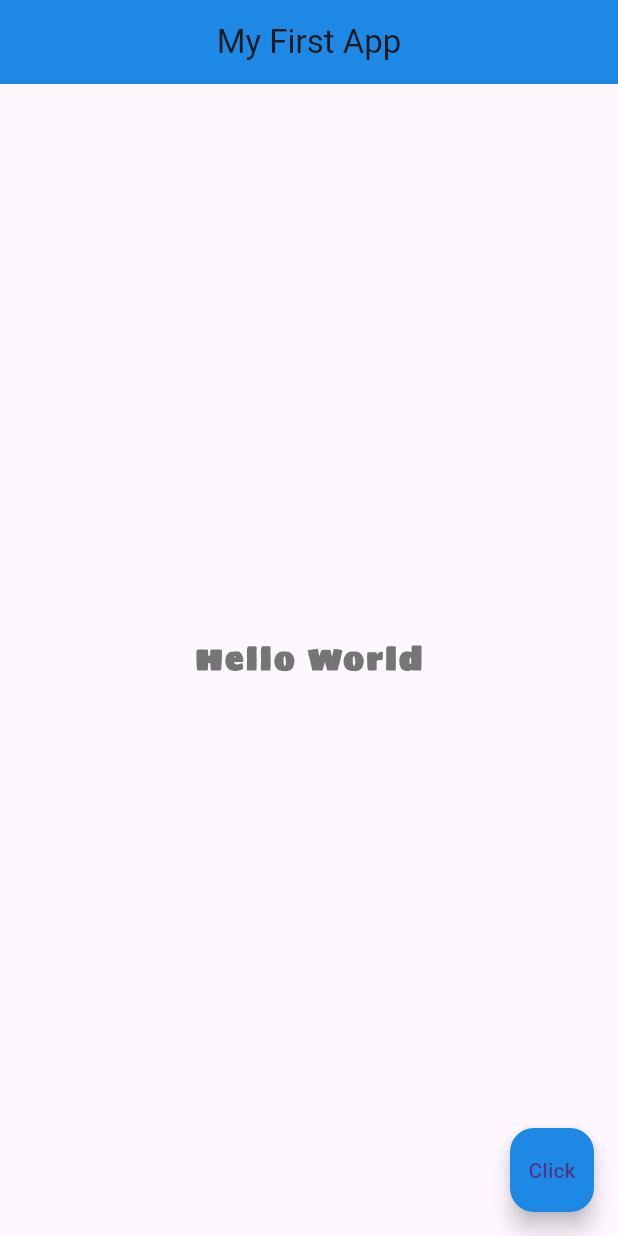
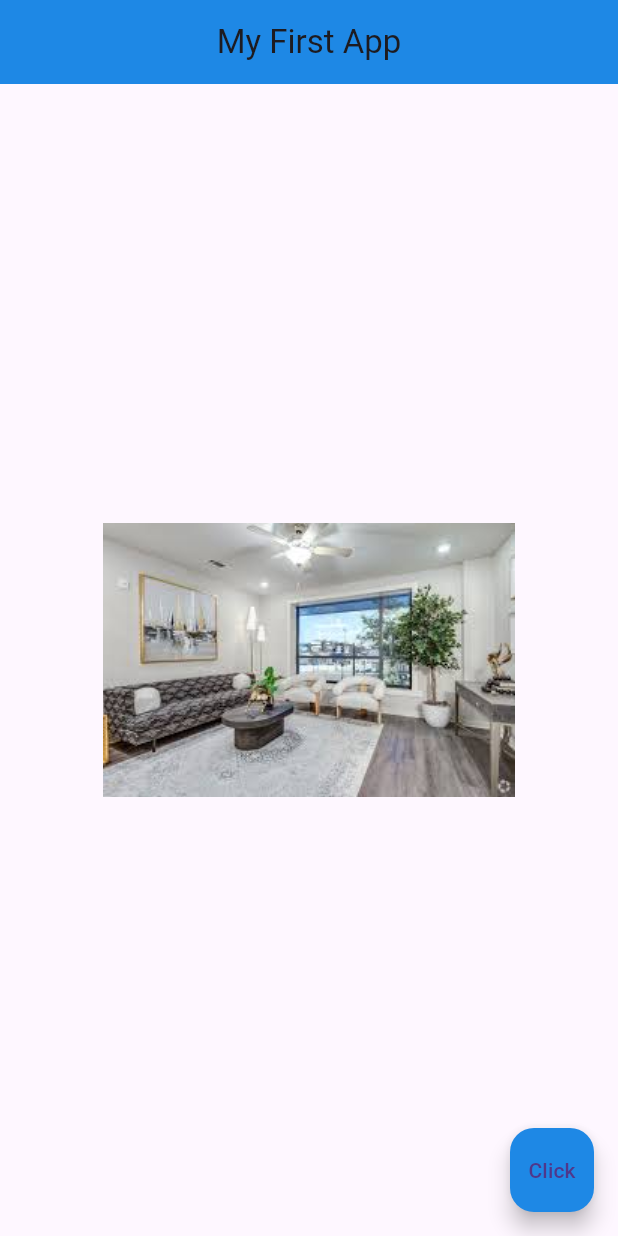
Before and after one commit to Y-elv/flutter_playground, a Flutter app: the screen it shows after launch, on a phone screen of 412 x 824 dp. Run offline on Flutter 3.47's test engine with Material 3 defaults, Android fonts, the phone set to English and light mode, and no system bars.

```diff
--- a/lib/main.dart
+++ b/lib/main.dart
@@ -1,29 +1,43 @@
 import 'package:flutter/material.dart';
 
 void main() => runApp(MaterialApp(
-  home: Scaffold(
+  home:Home(),
+));
+
+class Home extends StatelessWidget {
+  @override
+  Widget build(BuildContext context) {
+    return Scaffold(
       appBar: AppBar(
         title: Text('My First App'),
         centerTitle: true,
         backgroundColor: Colors.blue[600],
       ),
       body: Center(
-      child: Text(
-          'Hello World',
-        style: TextStyle(
-          fontSize: 20.0,
-          fontWeight: FontWeight.bold,
-          letterSpacing: 2.0,
-          color: Colors.grey[600],
-          fontFamily: 'sigmar'
-        ),
+        // child: Text(
+        //   'Hello World',
+        //   style: TextStyle(
+        //       fontSize: 20.0,
+        //       fontWeight: FontWeight.bold,
+        //       letterSpacing: 2.0,
+        //       color: Colors.grey[600],
+        //       fontFamily: 'sigmar'
+        //   ),
+        //
+        // ),
+        child:Image.asset('assets/test1.jpeg'
+            // Image.network('url'
+        // Image(
+          // image: NetworkImage('https://res.cloudinary.com/jerrick/image/upload/d_642250b563292b35f27461a7.png,f_jpg,fl_progressive,q_auto,w_1024/6419c87408ea69001e41be25.jpg'),
+          // image: AssetImage('assets/test1.jpeg'),
 
-      ),
+        )
       ),
       floatingActionButton: FloatingActionButton(
           onPressed: () {}, // Required, but does nothing
           child: Text('Click'),
           backgroundColor: Colors.blue[600]
       ),
-  ),
-));
+    );
+  }
+}
```
Also changed, not shown: pubspec.yaml (+4 -3 lines), assets/test1.jpeg (added), assets/test2.jpeg (added). Lines whose indentation alone changed are shown as unchanged.
